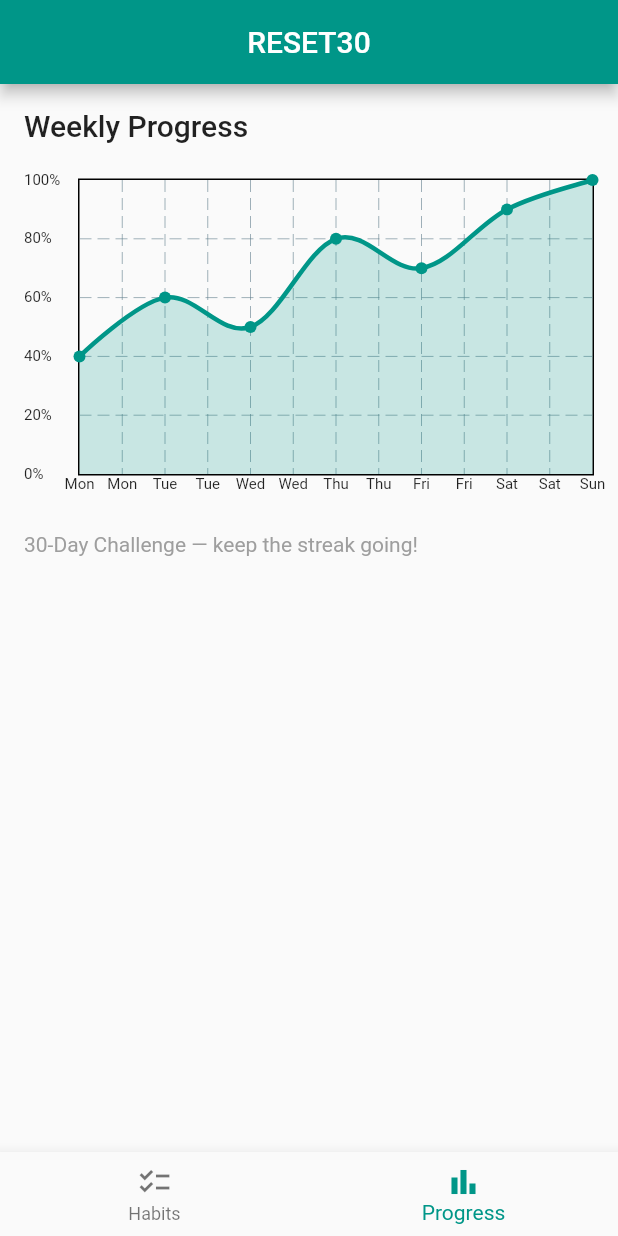
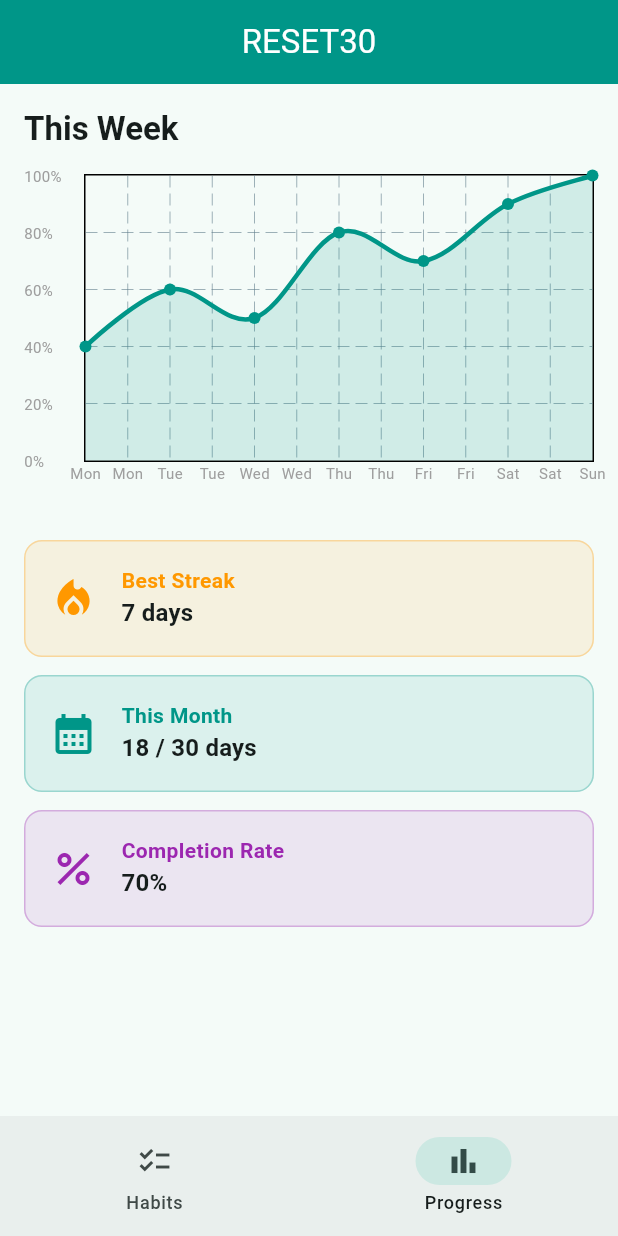
Before and after one commit to wanhazmim/reset30-wanlegacy, a Flutter app: the screen it shows after launch, item 2 of the bottom bar chosen, on a phone screen of 412 x 824 dp. Run offline on Flutter 3.47's test engine with Material 3 defaults, Android fonts, the phone set to English and light mode, and no system bars; drawn by our look-alikes of fl_chart.

Commit message:
Add Android project structure and fix app to be buildable
- Create full android/ directory: build.gradle, settings.gradle, gradle.properties,
  gradle wrapper, app/build.gradle, AndroidManifest.xml, MainActivity.kt,
  res/styles.xml, res/launch_background.xml — required to build APK
- Update pubspec.yaml: Dart SDK >=3.0.0, fl_chart ^0.68.0,
  flutter_local_notifications ^17.2.3, add shared_preferences + intl
- Rewrite all lib/ Dart files: Material 3, streak counters, progress stats,
  updated fl_chart API (const constructors), NavigationBar widget
- Update CI workflow: checkout@v4, artifact@v4, Flutter 3.24.3, trigger on
  claude/** branches, add analyze step
- Add .gitignore for Flutter build artifacts
- Remove stray reset30_wanlegacy/ nested project directory

https://claude.ai/code/session_019S5zzxMdkTcmasDp3odoLe

```diff
--- a/lib/main.dart
+++ b/lib/main.dart
@@ -13,8 +13,8 @@ class Reset30App extends StatelessWidget {
     return MaterialApp(
       title: 'RESET30',
       theme: ThemeData(
-        primarySwatch: Colors.teal,
-        useMaterial3: false,
+        colorScheme: ColorScheme.fromSeed(seedColor: Colors.teal),
+        useMaterial3: true,
       ),
       home: const DashboardScreen(),
       debugShowCheckedModeBanner: false,
--- a/lib/screens/dashboard_screen.dart
+++ b/lib/screens/dashboard_screen.dart
@@ -12,7 +12,7 @@ class DashboardScreen extends StatefulWidget {
 class _DashboardScreenState extends State<DashboardScreen> {
   int _currentIndex = 0;
 
-  final List<Widget> _screens = const [
+  static const List<Widget> _screens = [
     HabitScreen(),
     ProgressChart(),
   ];
@@ -23,14 +23,16 @@ class _DashboardScreenState extends State<DashboardScreen> {
       appBar: AppBar(
         title: const Text('RESET30'),
         centerTitle: true,
+        backgroundColor: Colors.teal,
+        foregroundColor: Colors.white,
       ),
       body: _screens[_currentIndex],
-      bottomNavigationBar: BottomNavigationBar(
-        currentIndex: _currentIndex,
-        onTap: (index) => setState(() => _currentIndex = index),
-        items: const [
-          BottomNavigationBarItem(icon: Icon(Icons.checklist), label: 'Habits'),
-          BottomNavigationBarItem(icon: Icon(Icons.bar_chart), label: 'Progress'),
+      bottomNavigationBar: NavigationBar(
+        selectedIndex: _currentIndex,
+        onDestinationSelected: (index) => setState(() => _currentIndex = index),
+        destinations: const [
+          NavigationDestination(icon: Icon(Icons.checklist), label: 'Habits'),
+          NavigationDestination(icon: Icon(Icons.bar_chart), label: 'Progress'),
         ],
       ),
     );
--- a/lib/screens/progress_chart.dart
+++ b/lib/screens/progress_chart.dart
@@ -6,30 +6,93 @@ class ProgressChart extends StatelessWidget {
 
   @override
   Widget build(BuildContext context) {
-    // Sample weekly completion data (percentage per day)
-    final data = [0.4, 0.6, 0.5, 0.8, 0.7, 0.9, 1.0];
+    // Sample weekly completion percentages
+    final weekData = [40.0, 60.0, 50.0, 80.0, 70.0, 90.0, 100.0];
 
-    return Padding(
+    return SingleChildScrollView(
       padding: const EdgeInsets.all(16),
       child: Column(
         crossAxisAlignment: CrossAxisAlignment.start,
         children: [
           Text(
-            'Weekly Progress',
-            style: Theme.of(context).textTheme.titleLarge,
+            'This Week',
+            style: Theme.of(context)
+                .textTheme
+                .titleLarge
+                ?.copyWith(fontWeight: FontWeight.bold),
+          ),
+          const SizedBox(height: 16),
+          SizedBox(
+            height: 220,
+            child: HabitLineChart(data: weekData),
           ),
           const SizedBox(height: 24),
-          SizedBox(
-            height: 220,
-            child: HabitLineChart(data: data),
+          _StatCard(
+            title: 'Best Streak',
+            value: '7 days',
+            icon: Icons.local_fire_department,
+            color: Colors.orange,
           ),
-          const SizedBox(height: 16),
-          const Text(
-            '30-Day Challenge — keep the streak going!',
-            style: TextStyle(color: Colors.grey),
+          const SizedBox(height: 12),
+          _StatCard(
+            title: 'This Month',
+            value: '18 / 30 days',
+            icon: Icons.calendar_month,
+            color: Colors.teal,
+          ),
+          const SizedBox(height: 12),
+          _StatCard(
+            title: 'Completion Rate',
+            value: '70%',
+            icon: Icons.percent,
+            color: Colors.purple,
           ),
         ],
       ),
     );
   }
 }
+
+class _StatCard extends StatelessWidget {
+  final String title;
+  final String value;
+  final IconData icon;
+  final Color color;
+
+  const _StatCard({
+    required this.title,
+    required this.value,
+    required this.icon,
+    required this.color,
+  });
+
+  @override
+  Widget build(BuildContext context) {
+    return Container(
+      padding: const EdgeInsets.all(16),
+      decoration: BoxDecoration(
+        color: color.withOpacity(0.1),
+        borderRadius: BorderRadius.circular(12),
+        border: Border.all(color: color.withOpacity(0.3)),
+      ),
+      child: Row(
+        children: [
+          Icon(icon, color: color, size: 32),
+          const SizedBox(width: 16),
+          Column(
+            crossAxisAlignment: CrossAxisAlignment.start,
+            children: [
+              Text(title,
+                  style: TextStyle(color: color, fontWeight: FontWeight.w600)),
+              Text(value,
+                  style: Theme.of(context)
+                      .textTheme
+                      .titleMedium
+                      ?.copyWith(fontWeight: FontWeight.bold)),
+            ],
+          ),
+        ],
+      ),
+    );
+  }
+}
--- a/lib/widgets/line_chart.dart
+++ b/lib/widgets/line_chart.dart
@@ -11,37 +11,43 @@ class HabitLineChart extends StatelessWidget {
     final spots = data
         .asMap()
         .entries
-        .map((e) => FlSpot(e.key.toDouble(), e.value * 100))
+        .map((e) => FlSpot(e.key.toDouble(), e.value))
         .toList();
 
     return LineChart(
       LineChartData(
         minY: 0,
         maxY: 100,
-        gridData: FlGridData(show: true),
+        gridData: const FlGridData(show: true),
         borderData: FlBorderData(show: true),
         titlesData: FlTitlesData(
           bottomTitles: AxisTitles(
             sideTitles: SideTitles(
               showTitles: true,
+              reservedSize: 28,
               getTitlesWidget: (value, meta) {
                 const days = ['Mon', 'Tue', 'Wed', 'Thu', 'Fri', 'Sat', 'Sun'];
                 final i = value.toInt();
                 if (i < 0 || i >= days.length) return const SizedBox.shrink();
-                return Text(days[i], style: const TextStyle(fontSize: 10));
+                return Text(days[i],
+                    style: const TextStyle(fontSize: 10, color: Colors.grey));
               },
             ),
           ),
           leftTitles: AxisTitles(
             sideTitles: SideTitles(
               showTitles: true,
-              getTitlesWidget: (value, meta) =>
-                  Text('${value.toInt()}%', style: const TextStyle(fontSize: 10)),
-              reservedSize: 36,
+              reservedSize: 40,
+              getTitlesWidget: (value, meta) => Text(
+                '${value.toInt()}%',
+                style: const TextStyle(fontSize: 10, color: Colors.grey),
+              ),
             ),
           ),
-          topTitles: AxisTitles(sideTitles: SideTitles(showTitles: false)),
-          rightTitles: AxisTitles(sideTitles: SideTitles(showTitles: false)),
+          topTitles:
+              const AxisTitles(sideTitles: SideTitles(showTitles: false)),
+          rightTitles:
+              const AxisTitles(sideTitles: SideTitles(showTitles: false)),
         ),
         lineBarsData: [
           LineChartBarData(
@@ -49,10 +55,10 @@ class HabitLineChart extends StatelessWidget {
             isCurved: true,
             color: Colors.teal,
             barWidth: 3,
-            dotData: FlDotData(show: true),
+            dotData: const FlDotData(show: true),
             belowBarData: BarAreaData(
               show: true,
-              color: Colors.teal.withOpacity(0.2),
+              color: Colors.teal.withOpacity(0.15),
             ),
           ),
         ],
```
Also changed, not shown: lib/screens/habit_screen.dart (+52 -11 lines), lib/widgets/habit_tile.dart (+29 -2 lines), pubspec.yaml (+8 -5 lines), reset30_wanlegacy/pubspec.yaml (deleted, +0 -19 lines), 13 other files.
